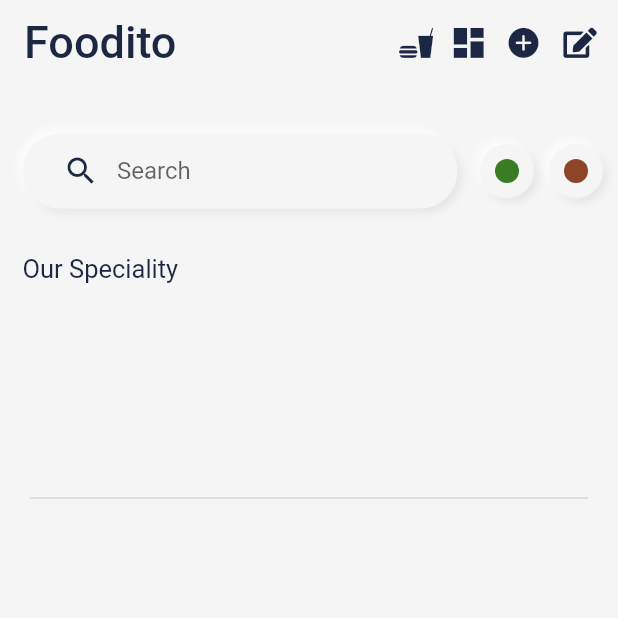
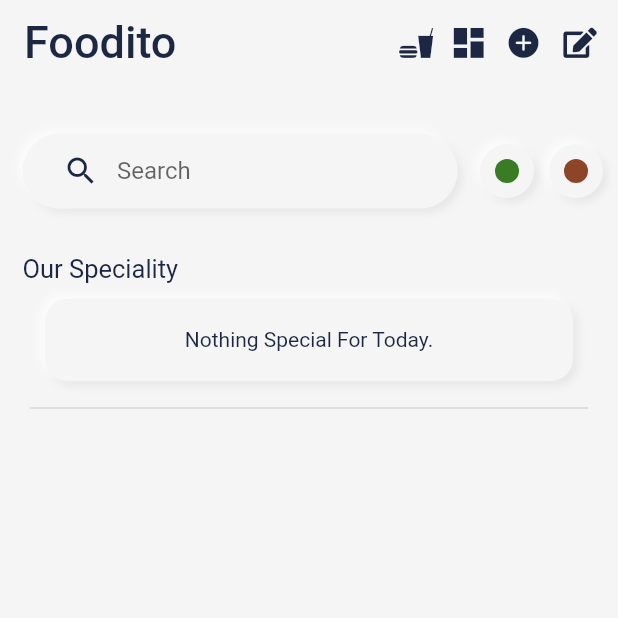
Before and after one commit to heernaranggupta/restaurantflutter, a Flutter app: the screen it shows after launch, on a phone screen of 412 x 824 dp, the top half of it. Run offline on Flutter 3.47's test engine with Material 2 defaults, Android fonts, the phone set to English and light mode, and no system bars; our stand-ins replace cloud_firestore, firebase_core, firebase_storage, image_picker; accounts and stored records are empty.

Commit message:
some changes

```diff
--- a/lib/Screens/s_home.dart
+++ b/lib/Screens/s_home.dart
@@ -191,7 +191,11 @@ class _SHomeState extends State<SHome> {
     );
     return _isLoading
         ? CLoadingIndicator()
-        : Scaffold(
+        : GestureDetector(
+            onTap: () {
+              FocusScope.of(context).requestFocus(FocusNode());
+            },
+            child: Scaffold(
               appBar: appBar,
               body: SingleChildScrollView(
                 physics: BouncingScrollPhysics(),
@@ -205,8 +209,8 @@ class _SHomeState extends State<SHome> {
                           padding: const EdgeInsets.only(left: 15.0, top: 10),
                           child: Text(
                             'Our Speciality',
-                          style:
-                              TextStyle(color: Color(0xff1c2843), fontSize: 17),
+                            style: TextStyle(
+                                color: Color(0xff1c2843), fontSize: 17),
                           ),
                         ),
                         SpecialityItem(),
@@ -214,10 +218,9 @@ class _SHomeState extends State<SHome> {
                       ],
                     ),
                     OtherFoodItems()
-                  // : Center(
-                  //     child: Text("Menu is Empty"),
-                  //   ),
+
                   ],
+                ),
               ),
             ),
           );
--- a/lib/widgets/speciality_item.dart
+++ b/lib/widgets/speciality_item.dart
@@ -1,5 +1,7 @@
 import 'package:flutter/cupertino.dart';
 import 'package:flutter/material.dart';
+import 'package:orderingsystem/Components/CContainer.dart';
+import 'package:orderingsystem/Components/CText.dart';
 import 'package:orderingsystem/Models/FoodItem.dart';
 import 'package:provider/provider.dart';
 
@@ -33,7 +35,17 @@ class _SpecialityItemState extends State<SpecialityItem> {
   @override
   Widget build(BuildContext context) {
     final mediaQuery = MediaQuery.of(context).size;
-    return Container(
+    return Consumer<FoodItem>(
+      builder: (context, foodItem, _) {
+        List specialFoodItems = isVeg
+            ? foodItem.specialItems.where((element) => (element.isVeg)).toList()
+            : isNonVeg
+                ? foodItem.specialItems
+                    .where((element) => (!element.isVeg))
+                    .toList()
+                : foodItem.specialItems;
+        return specialFoodItems.length != 0
+            ? Container(
                 height: 135,
                 child: ListView.builder(
                   physics: BouncingScrollPhysics(),
@@ -88,8 +100,10 @@ class _SpecialityItemState extends State<SpecialityItem> {
                                   SizedBox(width: 10),
                                   Expanded(
                                     child: Column(
-                            crossAxisAlignment: CrossAxisAlignment.start,
-                            mainAxisAlignment: MainAxisAlignment.center,
+                                      crossAxisAlignment:
+                                          CrossAxisAlignment.start,
+                                      mainAxisAlignment:
+                                          MainAxisAlignment.center,
                                       children: [
                                         Text(
                                           specialFoodItems[index].foodName,
@@ -120,7 +134,8 @@ class _SpecialityItemState extends State<SpecialityItem> {
                             alignment: Alignment.center,
                             height: 120,
                             child: !isEditScreen
-                      ? buildText("${specialFoodItems[index].price} ₹")
+                                ? buildText(
+                                    "${specialFoodItems[index].price} ₹")
                                 : GestureDetector(
                                     child: buildText('Edit'),
                                     onTap: () {
@@ -157,6 +172,17 @@ class _SpecialityItemState extends State<SpecialityItem> {
                     ),
                   ),
                 ),
+              )
+            : Padding(
+                padding:
+                    const EdgeInsets.symmetric(horizontal: 30, vertical: 10),
+                child: CContainer(
+                  borderRadius: BorderRadius.circular(15),
+                  child:
+                      Center(child: CText(text: 'Nothing Special For Today.')),
+                ),
+              );
+      },
     );
   }
 }
```
Also changed, not shown: lib/widgets/other_food_items.dart (+10 -5 lines). Lines whose indentation alone changed are shown as unchanged.
